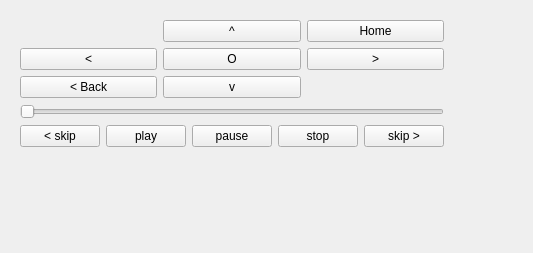
Above: plexdesktop/ui/remote.ui from coryo/plexdesktop before the change. Below: the same form after it.
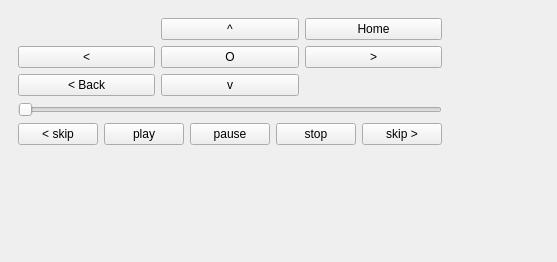
That is the form after the change.

```diff
--- a/plexdesktop/ui/remote.ui
+++ b/plexdesktop/ui/remote.ui
@@ -1,19 +1,20 @@
 <?xml version="1.0" encoding="UTF-8"?>
 <ui version="4.0">
  <class>Remote</class>
- <widget class="QWidget" name="Remote">
+ <widget class="QMainWindow" name="Remote">
   <property name="geometry">
    <rect>
     <x>0</x>
     <y>0</y>
-    <width>533</width>
-    <height>253</height>
+    <width>557</width>
+    <height>262</height>
    </rect>
   </property>
   <property name="windowTitle">
    <string>Remote</string>
   </property>
-  <layout class="QHBoxLayout" name="horizontalLayout_3">
+  <widget class="QWidget" name="centralwidget">
+   <layout class="QHBoxLayout" name="horizontalLayout_2">
    <item>
     <widget class="QWidget" name="horizontalWidget_2" native="true">
      <property name="sizePolicy">
@@ -231,6 +232,7 @@
     </widget>
    </item>
   </layout>
+  </widget>
  </widget>
  <resources/>
  <connections/>
```
Left out of the diff: 2 changed lines with no effect on the pictures. Lines whose indentation alone changed are shown as unchanged.
